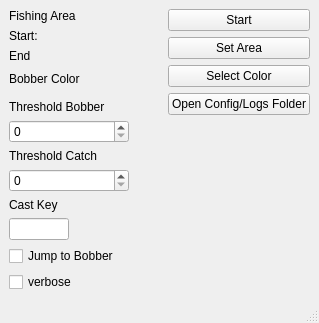
Qt form src/getthefish/gui/main.ui (Baumfaust/GetTheFish) before a commit.
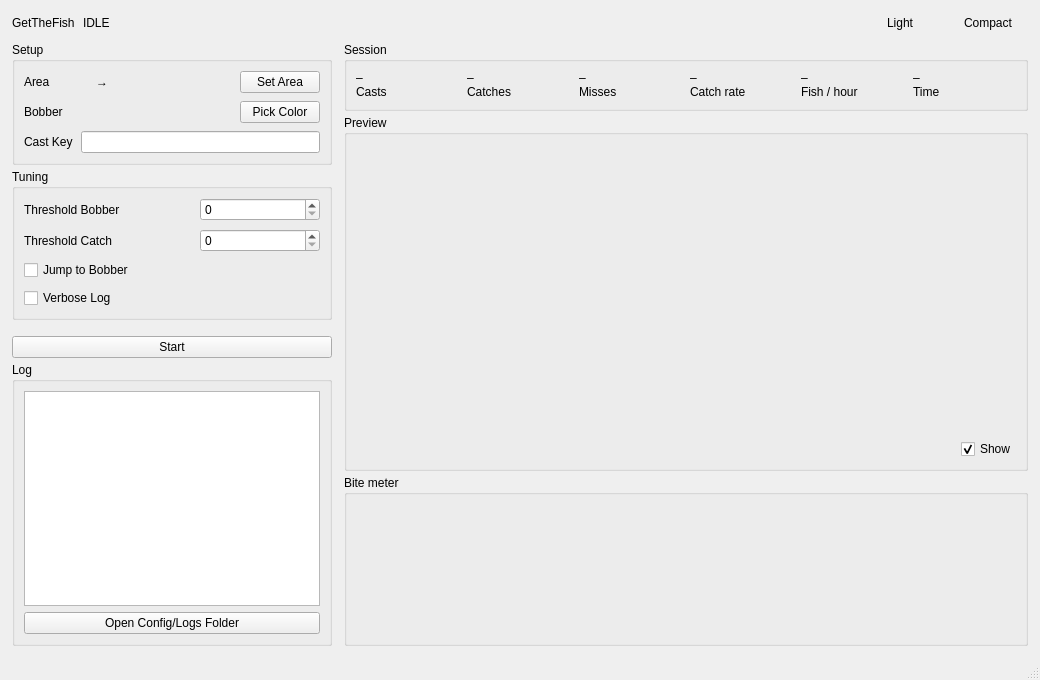
The same form after that commit. Custom widgets are drawn as their Qt base class.

Commit message: Redesign GUI with compact view, themes and tuning feedback

The edit to the form file:
```diff
--- a/src/getthefish/gui/main.ui
+++ b/src/getthefish/gui/main.ui
@@ -6,312 +6,747 @@
    <rect>
     <x>0</x>
     <y>0</y>
-    <width>319</width>
-    <height>274</height>
+    <width>1040</width>
+    <height>680</height>
    </rect>
   </property>
   <property name="windowTitle">
    <string>GetTheFish</string>
   </property>
   <widget class="QWidget" name="centralwidget">
-   <layout class="QHBoxLayout" name="horizontalLayout" stretch="1,2,0">
+   <layout class="QVBoxLayout" name="mainLayout" stretch="0,1">
+    <property name="spacing">
+     <number>8</number>
+    </property>
+    <property name="leftMargin">
+     <number>12</number>
+    </property>
+    <property name="topMargin">
+     <number>12</number>
+    </property>
+    <property name="rightMargin">
+     <number>12</number>
+    </property>
+    <property name="bottomMargin">
+     <number>12</number>
+    </property>
     <item>
-     <layout class="QVBoxLayout" name="verticalLayout_2">
+     <layout class="QHBoxLayout" name="headerLayout">
+      <property name="spacing">
+       <number>8</number>
+      </property>
       <item>
-       <layout class="QGridLayout" name="gridLayout">
-        <item row="1" column="0">
-         <widget class="QLabel" name="label_3">
-          <property name="text">
-           <string>Start:</string>
+       <widget class="QLabel" name="titleLabel">
+        <property name="text">
+         <string>GetTheFish</string>
+        </property>
+       </widget>
+      </item>
+      <item>
+       <widget class="QLabel" name="stateLabel">
+        <property name="text">
+         <string>IDLE</string>
+        </property>
+       </widget>
+      </item>
+      <item>
+       <spacer name="headerSpacer">
+        <property name="orientation">
+         <enum>Qt::Orientation::Horizontal</enum>
+        </property>
+        <property name="sizeHint">
+         <size>
+          <width>10</width>
+          <height>0</height>
+         </size>
+        </property>
+       </spacer>
+      </item>
+      <item>
+       <widget class="QPushButton" name="themeButton">
+        <property name="text">
+         <string>Light</string>
+        </property>
+        <property name="toolTip">
+         <string>Switch between light and dark mode</string>
+        </property>
+        <property name="flat">
+         <bool>true</bool>
+        </property>
+        <property name="focusPolicy">
+         <enum>Qt::FocusPolicy::NoFocus</enum>
+        </property>
+       </widget>
+      </item>
+      <item>
+       <widget class="QPushButton" name="viewButton">
+        <property name="text">
+         <string>Compact</string>
+        </property>
+        <property name="toolTip">
+         <string>Switch between the full and the compact view</string>
+        </property>
+        <property name="flat">
+         <bool>true</bool>
+        </property>
+        <property name="focusPolicy">
+         <enum>Qt::FocusPolicy::NoFocus</enum>
+        </property>
+       </widget>
+      </item>
+     </layout>
+    </item>
+    <item>
+     <widget class="QStackedWidget" name="pages">
+      <widget class="QWidget" name="fullPage">
+       <layout class="QHBoxLayout" name="fullLayout" stretch="0,1">
+        <property name="spacing">
+         <number>12</number>
+        </property>
+        <property name="leftMargin">
+         <number>0</number>
+        </property>
+        <property name="topMargin">
+         <number>0</number>
+        </property>
+        <property name="rightMargin">
+         <number>0</number>
+        </property>
+        <property name="bottomMargin">
+         <number>0</number>
+        </property>
+        <item>
+         <layout class="QVBoxLayout" name="leftColumn" stretch="0,0,0,1">
+          <property name="spacing">
+           <number>4</number>
           </property>
-         </widget>
+          <item>
+           <widget class="QGroupBox" name="setupGroup">
+            <property name="title">
+             <string>Setup</string>
+            </property>
+            <property name="minimumSize">
+             <size>
+              <width>320</width>
+              <height>0</height>
+             </size>
+            </property>
+            <property name="maximumSize">
+             <size>
+              <width>320</width>
+              <height>16777215</height>
+             </size>
+            </property>
+            <layout class="QGridLayout" name="setupLayout">
+             <property name="spacing">
+              <number>8</number>
+             </property>
+             <item row="0" column="0">
+              <widget class="QLabel" name="areaLabel">
+               <property name="text">
+                <string>Area</string>
+               </property>
+              </widget>
+             </item>
+             <item row="0" column="1">
+              <layout class="QHBoxLayout" name="areaLayout">
+               <item>
+                <widget class="QLabel" name="posStartLabel">
+                 <property name="text">
+                  <string />
+                 </property>
+                </widget>
+               </item>
+               <item>
+                <widget class="QLabel" name="areaArrowLabel">
+                 <property name="text">
+                  <string>→</string>
+                 </property>
+                </widget>
+               </item>
+               <item>
+                <widget class="QLabel" name="posEndLabel">
+                 <property name="text">
+                  <string />
+                 </property>
+                </widget>
+               </item>
+               <item>
+                <spacer name="areaSpacer">
+                 <property name="orientation">
+                  <enum>Qt::Orientation::Horizontal</enum>
+                 </property>
+                 <property name="sizeHint">
+                  <size>
+                   <width>10</width>
+                   <height>0</height>
+                  </size>
+                 </property>
+                </spacer>
+               </item>
+              </layout>
+             </item>
+             <item row="0" column="2">
+              <widget class="QPushButton" name="areaButton">
+               <property name="text">
+                <string>Set Area</string>
+               </property>
+               <property name="toolTip">
+                <string>Drag a rectangle over the water where the bobber lands</string>
+               </property>
+              </widget>
+             </item>
+             <item row="1" column="0">
+              <widget class="QLabel" name="bobberLabel">
+               <property name="text">
+                <string>Bobber</string>
+               </property>
+              </widget>
+             </item>
+             <item row="1" column="1">
+              <layout class="QHBoxLayout" name="colorLayout">
+               <item>
+                <widget class="QLabel" name="bobberColorLabel">
+                 <property name="text">
+                  <string />
+                 </property>
+                 <property name="minimumSize">
+                  <size>
+                   <width>18</width>
+                   <height>18</height>
+                  </size>
+                 </property>
+                 <property name="maximumSize">
+                  <size>
+                   <width>18</width>
+                   <height>18</height>
+                  </size>
+                 </property>
+                </widget>
+               </item>
+               <item>
+                <widget class="QLabel" name="hexColorLabel">
+                 <property name="text">
+                  <string />
+                 </property>
+                </widget>
+               </item>
+               <item>
+                <spacer name="colorSpacer">
+                 <property name="orientation">
+                  <enum>Qt::Orientation::Horizontal</enum>
+                 </property>
+                 <property name="sizeHint">
+                  <size>
+                   <width>10</width>
+                   <height>0</height>
+                  </size>
+                 </property>
+                </spacer>
+               </item>
+              </layout>
+             </item>
+             <item row="1" column="2">
+              <widget class="QPushButton" name="colorButton">
+               <property name="text">
+                <string>Pick Color</string>
+               </property>
+               <property name="toolTip">
+                <string>Click the bobber in a frozen screenshot</string>
+               </property>
+              </widget>
+             </item>
+             <item row="2" column="0">
+              <widget class="QLabel" name="castKeyLabel">
+               <property name="text">
+                <string>Cast Key</string>
+               </property>
+              </widget>
+             </item>
+             <item row="2" column="1" colspan="2">
+              <widget class="QLineEdit" name="castKeyEdit">
+               <property name="toolTip">
+                <string>Key bound to the Fishing spell in the game, e.g. 0, f, f1, num0</string>
+               </property>
+               <property name="maxLength">
+                <number>20</number>
+               </property>
+              </widget>
+             </item>
+            </layout>
+           </widget>
+          </item>
+          <item>
+           <widget class="QGroupBox" name="tuningGroup">
+            <property name="title">
+             <string>Tuning</string>
+            </property>
+            <property name="minimumSize">
+             <size>
+              <width>320</width>
+              <height>0</height>
+             </size>
+            </property>
+            <property name="maximumSize">
+             <size>
+              <width>320</width>
+              <height>16777215</height>
+             </size>
+            </property>
+            <layout class="QGridLayout" name="tuningLayout">
+             <property name="spacing">
+              <number>8</number>
+             </property>
+             <item row="0" column="0">
+              <widget class="QLabel" name="thresholdBobberLabel">
+               <property name="text">
+                <string>Threshold Bobber</string>
+               </property>
+              </widget>
+             </item>
+             <item row="0" column="1">
+              <widget class="QSpinBox" name="thresholdBobberSpinBox">
+               <property name="toolTip">
+                <string>Per-channel RGB tolerance when searching the bobber (pink pixels in the preview)</string>
+               </property>
+               <property name="sizePolicy">
+                <sizepolicy hsizetype="Fixed" vsizetype="Fixed">
+                 <horstretch>0</horstretch>
+                 <verstretch>0</verstretch>
+                </sizepolicy>
+               </property>
+               <property name="minimumSize">
+                <size>
+                 <width>120</width>
+                 <height>0</height>
+                </size>
+               </property>
+               <property name="maximumSize">
+                <size>
+                 <width>120</width>
+                 <height>16777215</height>
+                </size>
+               </property>
+              </widget>
+             </item>
+             <item row="1" column="0">
+              <widget class="QLabel" name="thresholdCatchLabel">
+               <property name="text">
+                <string>Threshold Catch</string>
+               </property>
+              </widget>
+             </item>
+             <item row="1" column="1">
+              <widget class="QSpinBox" name="thresholdCatchSpinBox">
+               <property name="toolTip">
+                <string>Colour change of the watched pixel that counts as a bite (dashed line in the meter)</string>
+               </property>
+               <property name="sizePolicy">
+                <sizepolicy hsizetype="Fixed" vsizetype="Fixed">
+                 <horstretch>0</horstretch>
+                 <verstretch>0</verstretch>
+                </sizepolicy>
+               </property>
+               <property name="minimumSize">
+                <size>
+                 <width>120</width>
+                 <height>0</height>
+                </size>
+               </property>
+               <property name="maximumSize">
+                <size>
+                 <width>120</width>
+                 <height>16777215</height>
+                </size>
+               </property>
+              </widget>
+             </item>
+             <item row="2" column="0" colspan="2">
+              <widget class="QCheckBox" name="jumpToBobberCheck">
+               <property name="text">
+                <string>Jump to Bobber</string>
+               </property>
+              </widget>
+             </item>
+             <item row="3" column="0" colspan="2">
+              <widget class="QCheckBox" name="verboseCheck">
+               <property name="text">
+                <string>Verbose Log</string>
+               </property>
+              </widget>
+             </item>
+            </layout>
+           </widget>
+          </item>
+          <item>
+           <layout class="QVBoxLayout" name="startLayout">
+            <property name="topMargin">
+             <number>12</number>
+            </property>
+            <item>
+             <widget class="QPushButton" name="startButton">
+              <property name="text">
+               <string>Start</string>
+              </property>
+             </widget>
+            </item>
+           </layout>
+          </item>
+          <item>
+           <widget class="QGroupBox" name="logGroup">
+            <property name="title">
+             <string>Log</string>
+            </property>
+            <property name="minimumSize">
+             <size>
+              <width>320</width>
+              <height>0</height>
+             </size>
+            </property>
+            <property name="maximumSize">
+             <size>
+              <width>320</width>
+              <height>16777215</height>
+             </size>
+            </property>
+            <layout class="QVBoxLayout" name="logLayout">
+             <item>
+              <widget class="QPlainTextEdit" name="logView">
+               <property name="readOnly">
+                <bool>true</bool>
+               </property>
+               <property name="maximumBlockCount">
+                <number>500</number>
+               </property>
+              </widget>
+             </item>
+             <item>
+              <widget class="QPushButton" name="openConfigFolderButton">
+               <property name="text">
+                <string>Open Config/Logs Folder</string>
+               </property>
+              </widget>
+             </item>
+            </layout>
+           </widget>
+          </item>
+         </layout>
         </item>
-        <item row="1" column="1">
-         <widget class="QLabel" name="posStartLabel">
-          <property name="text">
-           <string/>
+        <item>
+         <layout class="QVBoxLayout" name="rightColumn" stretch="0,1,0">
+          <property name="spacing">
+           <number>4</number>
           </property>
-         </widget>
-        </item>
-        <item row="2" column="0">
-         <widget class="QLabel" name="label_4">
-          <property name="text">
-           <string>End</string>
-          </property>
-         </widget>
-        </item>
-        <item row="2" column="1">
-         <widget class="QLabel" name="posEndLabel">
-          <property name="text">
-           <string/>
-          </property>
-         </widget>
-        </item>
-        <item row="0" column="0">
-         <widget class="QLabel" name="label_6">
-          <property name="text">
-           <string>Fishing Area</string>
-          </property>
-         </widget>
+          <item>
+           <widget class="QGroupBox" name="sessionGroup">
+            <property name="title">
+             <string>Session</string>
+            </property>
+            <layout class="QHBoxLayout" name="statsLayout">
+             <property name="spacing">
+              <number>8</number>
+             </property>
+             <item>
+              <layout class="QVBoxLayout" name="castsLayout">
+               <property name="spacing">
+                <number>0</number>
+               </property>
+               <item>
+                <widget class="QLabel" name="castsValue">
+                 <property name="text">
+                  <string>–</string>
+                 </property>
+                 <property name="statValue" stdset="0">
+                  <bool>true</bool>
+                 </property>
+                </widget>
+               </item>
+               <item>
+                <widget class="QLabel" name="castsCaption">
+                 <property name="text">
+                  <string>Casts</string>
+                 </property>
+                 <property name="caption" stdset="0">
+                  <bool>true</bool>
+                 </property>
+                </widget>
+               </item>
+              </layout>
+             </item>
+             <item>
+              <layout class="QVBoxLayout" name="catchesLayout">
+               <property name="spacing">
+                <number>0</number>
+               </property>
+               <item>
+                <widget class="QLabel" name="catchesValue">
+                 <property name="text">
+                  <string>–</string>
+                 </property>
+                 <property name="statValue" stdset="0">
+                  <bool>true</bool>
+                 </property>
+                </widget>
+               </item>
+               <item>
+                <widget class="QLabel" name="catchesCaption">
+                 <property name="text">
+                  <string>Catches</string>
+                 </property>
+                 <property name="caption" stdset="0">
+                  <bool>true</bool>
+                 </property>
+                </widget>
+               </item>
+              </layout>
+             </item>
+             <item>
+              <layout class="QVBoxLayout" name="missesLayout">
+               <property name="spacing">
+                <number>0</number>
+               </property>
+               <item>
+                <widget class="QLabel" name="missesValue">
+                 <property name="text">
+                  <string>–</string>
+                 </property>
+                 <property name="statValue" stdset="0">
+                  <bool>true</bool>
+                 </property>
+                </widget>
+               </item>
+               <item>
+                <widget class="QLabel" name="missesCaption">
+                 <property name="text">
+                  <string>Misses</string>
+                 </property>
+                 <property name="caption" stdset="0">
+                  <bool>true</bool>
+                 </property>
+                </widget>
+               </item>
+              </layout>
+             </item>
+             <item>
+              <layout class="QVBoxLayout" name="rateLayout">
+               <property name="spacing">
+                <number>0</number>
+               </property>
+               <item>
+                <widget class="QLabel" name="rateValue">
+                 <property name="text">
+                  <string>–</string>
+                 </property>
+                 <property name="statValue" stdset="0">
+                  <bool>true</bool>
+                 </property>
+                </widget>
+               </item>
+               <item>
+                <widget class="QLabel" name="rateCaption">
+                 <property name="text">
+                  <string>Catch rate</string>
+                 </property>
+                 <property name="caption" stdset="0">
+                  <bool>true</bool>
+                 </property>
+                </widget>
+               </item>
+              </layout>
+             </item>
+             <item>
+              <layout class="QVBoxLayout" name="perHourLayout">
+               <property name="spacing">
+                <number>0</number>
+               </property>
+               <item>
+                <widget class="QLabel" name="perHourValue">
+                 <property name="text">
+                  <string>–</string>
+                 </property>
+                 <property name="statValue" stdset="0">
+                  <bool>true</bool>
+                 </property>
+                </widget>
+               </item>
+               <item>
+                <widget class="QLabel" name="perHourCaption">
+                 <property name="text">
+                  <string>Fish / hour</string>
+                 </property>
+                 <property name="caption" stdset="0">
+                  <bool>true</bool>
+                 </property>
+                </widget>
+               </item>
+              </layout>
+             </item>
+             <item>
+              <layout class="QVBoxLayout" name="elapsedLayout">
+               <property name="spacing">
+                <number>0</number>
+               </property>
+               <item>
+                <widget class="QLabel" name="elapsedValue">
+                 <property name="text">
+                  <string>–</string>
+                 </property>
+                 <property name="statValue" stdset="0">
+                  <bool>true</bool>
+                 </property>
+                </widget>
+               </item>
+               <item>
+                <widget class="QLabel" name="elapsedCaption">
+                 <property name="text">
+                  <string>Time</string>
+                 </property>
+                 <property name="caption" stdset="0">
+                  <bool>true</bool>
+                 </property>
+                </widget>
+               </item>
+              </layout>
+             </item>
+            </layout>
+           </widget>
+          </item>
+          <item>
+           <widget class="QGroupBox" name="previewGroup">
+            <property name="title">
+             <string>Preview</string>
+            </property>
+            <layout class="QVBoxLayout" name="previewLayout" stretch="1,0">
+             <item>
+              <widget class="PreviewView" name="previewView">
+               <property name="toolTip">
+                <string>Check your area and colour before fishing: pink pixels match the bobber colour, the circle is where the bobber would be found</string>
+               </property>
+               <property name="sizePolicy">
+                <sizepolicy hsizetype="Expanding" vsizetype="Expanding">
+                 <horstretch>0</horstretch>
+                 <verstretch>0</verstretch>
+                </sizepolicy>
+               </property>
+              </widget>
+             </item>
+             <item>
+              <layout class="QHBoxLayout" name="previewInfoLayout">
+               <item>
+                <widget class="QLabel" name="previewInfoLabel">
+                 <property name="text">
+                  <string />
+                 </property>
+                </widget>
+               </item>
+               <item>
+                <spacer name="previewInfoSpacer">
+                 <property name="orientation">
+                  <enum>Qt::Orientation::Horizontal</enum>
+                 </property>
+                 <property name="sizeHint">
+                  <size>
+                   <width>10</width>
+                   <height>0</height>
+                  </size>
+                 </property>
+                </spacer>
+               </item>
+               <item>
+                <widget class="QCheckBox" name="previewCheck">
+                 <property name="text">
+                  <string>Show</string>
+                 </property>
+                 <property name="checked">
+                  <bool>true</bool>
+                 </property>
+                </widget>
+               </item>
+              </layout>
+             </item>
+            </layout>
+           </widget>
+          </item>
+          <item>
+           <widget class="QGroupBox" name="meterGroup">
+            <property name="title">
+             <string>Bite meter</string>
+            </property>
+            <layout class="QVBoxLayout" name="meterLayout">
+             <item>
+              <widget class="BiteMeter" name="biteMeter">
+               <property name="minimumSize">
+                <size>
+                 <width>0</width>
+                 <height>130</height>
+                </size>
+               </property>
+              </widget>
+             </item>
+            </layout>
+           </widget>
+          </item>
+         </layout>
         </item>
        </layout>
-      </item>
-      <item>
-       <layout class="QHBoxLayout" name="horizontalLayout_3">
+      </widget>
+      <widget class="QWidget" name="compactPage">
+       <layout class="QVBoxLayout" name="compactLayout">
+        <property name="spacing">
+         <number>8</number>
+        </property>
+        <property name="leftMargin">
+         <number>0</number>
+        </property>
+        <property name="topMargin">
+         <number>0</number>
+        </property>
+        <property name="rightMargin">
+         <number>0</number>
+        </property>
+        <property name="bottomMargin">
+         <number>0</number>
+        </property>
         <item>
-         <widget class="QLabel" name="label_5">
+         <widget class="QPushButton" name="compactStartButton">
           <property name="text">
-           <string>Bobber Color</string>
+           <string>Start</string>
           </property>
          </widget>
         </item>
         <item>
-         <widget class="QLabel" name="bobberColorLabel">
-          <property name="sizePolicy">
-           <sizepolicy hsizetype="Fixed" vsizetype="Fixed">
-            <horstretch>0</horstretch>
-            <verstretch>0</verstretch>
-           </sizepolicy>
+         <widget class="QLabel" name="compactStatsLabel">
+          <property name="text">
+           <string />
           </property>
           <property name="minimumSize">
            <size>
-            <width>20</width>
-            <height>20</height>
+            <width>0</width>
+            <height>80</height>
            </size>
-          </property>
-          <property name="maximumSize">
-           <size>
-            <width>20</width>
-            <height>20</height>
-           </size>
-          </property>
-          <property name="text">
-           <string/>
-          </property>
-         </widget>
-        </item>
-        <item>
-         <spacer name="horizontalSpacer_2">
-          <property name="orientation">
-           <enum>Qt::Horizontal</enum>
-          </property>
-          <property name="sizeHint" stdset="0">
-           <size>
-            <width>40</width>
-            <height>20</height>
-           </size>
-          </property>
-         </spacer>
-        </item>
-        <item>
-         <widget class="QLabel" name="hexColorLabel">
-          <property name="text">
-           <string/>
           </property>
          </widget>
         </item>
        </layout>
-      </item>
-      <item>
-       <spacer name="verticalSpacer_3">
-        <property name="orientation">
-         <enum>Qt::Vertical</enum>
-        </property>
-        <property name="sizeType">
-         <enum>QSizePolicy::Fixed</enum>
-        </property>
-        <property name="sizeHint" stdset="0">
-         <size>
-          <width>20</width>
-          <height>5</height>
-         </size>
-        </property>
-       </spacer>
-      </item>
-      <item>
-       <widget class="QLabel" name="label">
-        <property name="text">
-         <string>Threshold Bobber</string>
-        </property>
-       </widget>
-      </item>
-      <item>
-       <widget class="QSpinBox" name="thresholdBobberSpinBox">
-        <property name="sizePolicy">
-         <sizepolicy hsizetype="Fixed" vsizetype="Fixed">
-          <horstretch>0</horstretch>
-          <verstretch>0</verstretch>
-         </sizepolicy>
-        </property>
-        <property name="minimumSize">
-         <size>
-          <width>120</width>
-          <height>0</height>
-         </size>
-        </property>
-        <property name="maximumSize">
-         <size>
-          <width>120</width>
-          <height>16777215</height>
-         </size>
-        </property>
-       </widget>
-      </item>
-      <item>
-       <widget class="QLabel" name="label_2">
-        <property name="text">
-         <string>Threshold Catch</string>
-        </property>
-       </widget>
-      </item>
-      <item>
-       <widget class="QSpinBox" name="thresholdCatchSpinBox">
-        <property name="sizePolicy">
-         <sizepolicy hsizetype="Fixed" vsizetype="Fixed">
-          <horstretch>0</horstretch>
-          <verstretch>0</verstretch>
-         </sizepolicy>
-        </property>
-        <property name="minimumSize">
-         <size>
-          <width>120</width>
-          <height>0</height>
-         </size>
-        </property>
-        <property name="maximumSize">
-         <size>
-          <width>120</width>
-          <height>16777215</height>
-         </size>
-        </property>
-       </widget>
-      </item>
-      <item>
-       <widget class="QLabel" name="castKeyLabel">
-        <property name="text">
-         <string>Cast Key</string>
-        </property>
-       </widget>
-      </item>
-      <item>
-       <widget class="QLineEdit" name="castKeyEdit">
-        <property name="sizePolicy">
-         <sizepolicy hsizetype="Fixed" vsizetype="Fixed">
-          <horstretch>0</horstretch>
-          <verstretch>0</verstretch>
-         </sizepolicy>
-        </property>
-        <property name="minimumSize">
-         <size>
-          <width>60</width>
-          <height>0</height>
-         </size>
-        </property>
-        <property name="maximumSize">
-         <size>
-          <width>60</width>
-          <height>16777215</height>
-         </size>
-        </property>
-        <property name="maxLength">
-         <number>20</number>
-        </property>
-        <property name="toolTip">
-         <string>Key bound to the Fishing spell in the game, e.g. 0, f, f1, num0</string>
-        </property>
-       </widget>
-      </item>
-      <item>
-       <widget class="QCheckBox" name="jumpToBobberCheck">
-        <property name="text">
-         <string>Jump to Bobber</string>
-        </property>
-       </widget>
-      </item>
-      <item>
-       <widget class="QCheckBox" name="verboseCheck">
-        <property name="text">
-         <string>verbose</string>
-        </property>
-       </widget>
-      </item>
-      <item>
-       <spacer name="verticalSpacer_2">
-        <property name="orientation">
-         <enum>Qt::Vertical</enum>
-        </property>
-        <property name="sizeHint" stdset="0">
-         <size>
-          <width>20</width>
-          <height>40</height>
-         </size>
-        </property>
-       </spacer>
-      </item>
-     </layout>
-    </item>
-    <item>
-     <spacer name="horizontalSpacer">
-      <property name="orientation">
-       <enum>Qt::Horizontal</enum>
-      </property>
-      <property name="sizeHint" stdset="0">
-       <size>
-        <width>350</width>
-        <height>0</height>
-       </size>
-      </property>
-     </spacer>
-    </item>
-    <item>
-     <layout class="QVBoxLayout" name="verticalLayout">
-      <item>
-       <widget class="QPushButton" name="startButton">
-        <property name="text">
-         <string>Start</string>
-        </property>
-       </widget>
-      </item>
-      <item>
-       <widget class="QPushButton" name="areaButton">
-        <property name="text">
-         <string>Set Area</string>
-        </property>
-       </widget>
-      </item>
-      <item>
-       <widget class="QPushButton" name="colorButton">
-        <property name="text">
-         <string>Select Color</string>
-        </property>
-       </widget>
-      </item>
-      <item>
-       <widget class="QPushButton" name="openConfigFolderButton">
-        <property name="text">
-         <string>Open Config/Logs Folder</string>
-        </property>
-       </widget>
-      </item>
-      <item>
-       <spacer name="verticalSpacer">
-        <property name="orientation">
-         <enum>Qt::Vertical</enum>
-        </property>
-        <property name="sizeHint" stdset="0">
-         <size>
-          <width>20</width>
-          <height>40</height>
-         </size>
-        </property>
-       </spacer>
-      </item>
-     </layout>
+      </widget>
+     </widget>
     </item>
    </layout>
   </widget>
   <widget class="QStatusBar" name="statusbar"/>
  </widget>
- <resources/>
- <connections/>
+ <customwidgets>
+  <customwidget>
+   <class>PreviewView</class>
+   <extends>QWidget</extends>
+   <header>getthefish.gui.widgets</header>
+  </customwidget>
+  <customwidget>
+   <class>BiteMeter</class>
+   <extends>QWidget</extends>
+   <header>getthefish.gui.widgets</header>
+  </customwidget>
+ </customwidgets>
+ <resources />
+ <connections />
 </ui>
```
Left out of the diff: 11 changed lines with no effect on the pictures. The commit also changes 9 other files.
